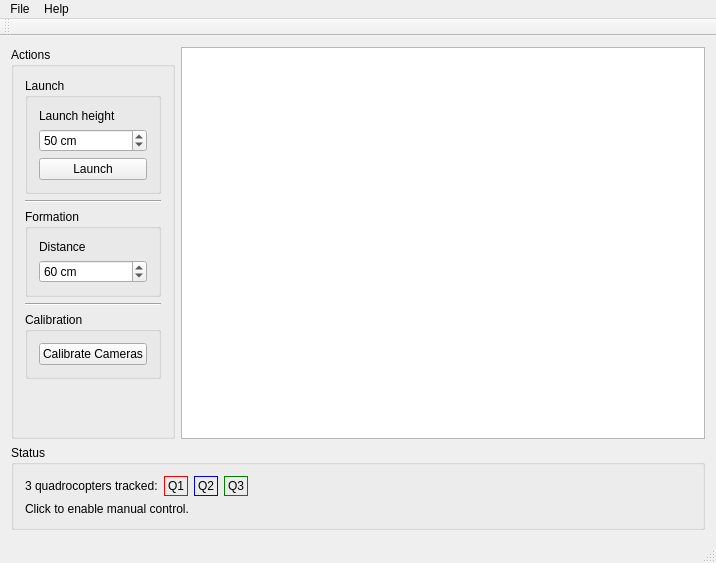
Qt form mainwindow.ui (KITrokopter/gui-concepts) before a commit.
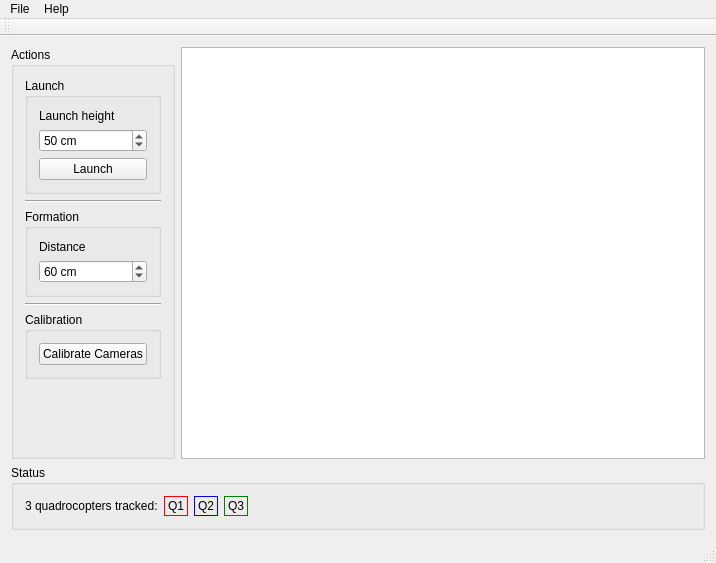
The same form after that commit.

Commit message: Don't allow manual control of quadcopters

What changed in the file:
```diff
--- a/mainwindow.ui
+++ b/mainwindow.ui
@@ -236,13 +236,6 @@
          </item>
         </layout>
        </item>
-       <item>
-        <widget class="QLabel" name="label_5">
-         <property name="text">
-          <string>Click to enable manual control.</string>
-         </property>
-        </widget>
-       </item>
       </layout>
      </widget>
     </item>
```
